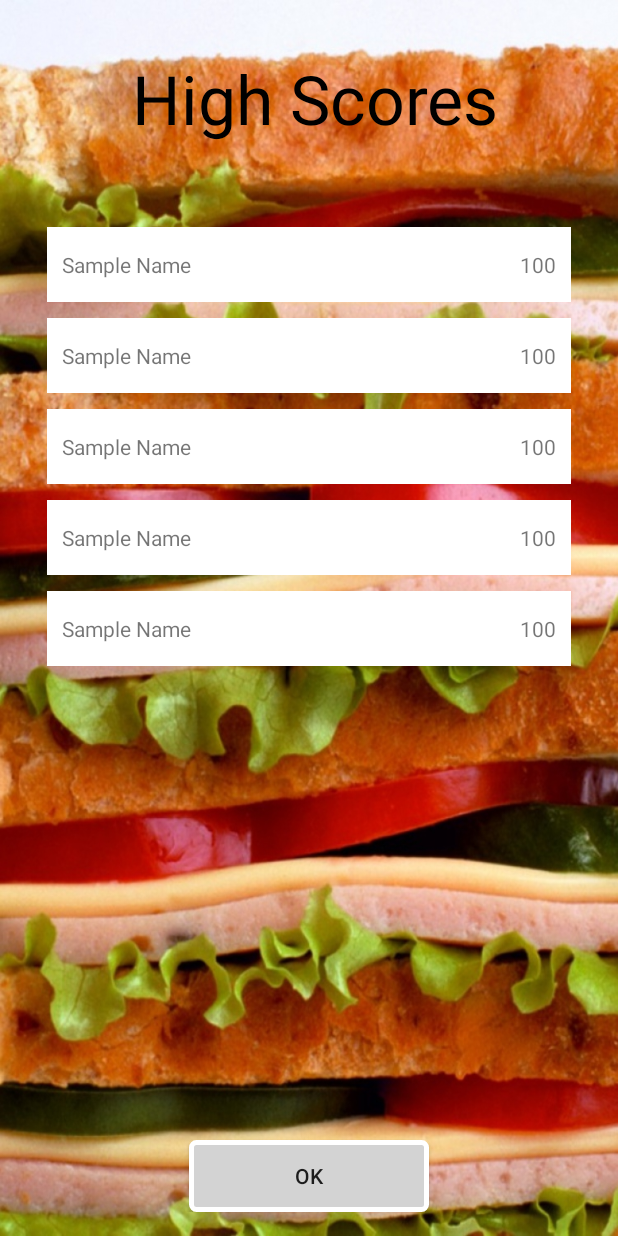
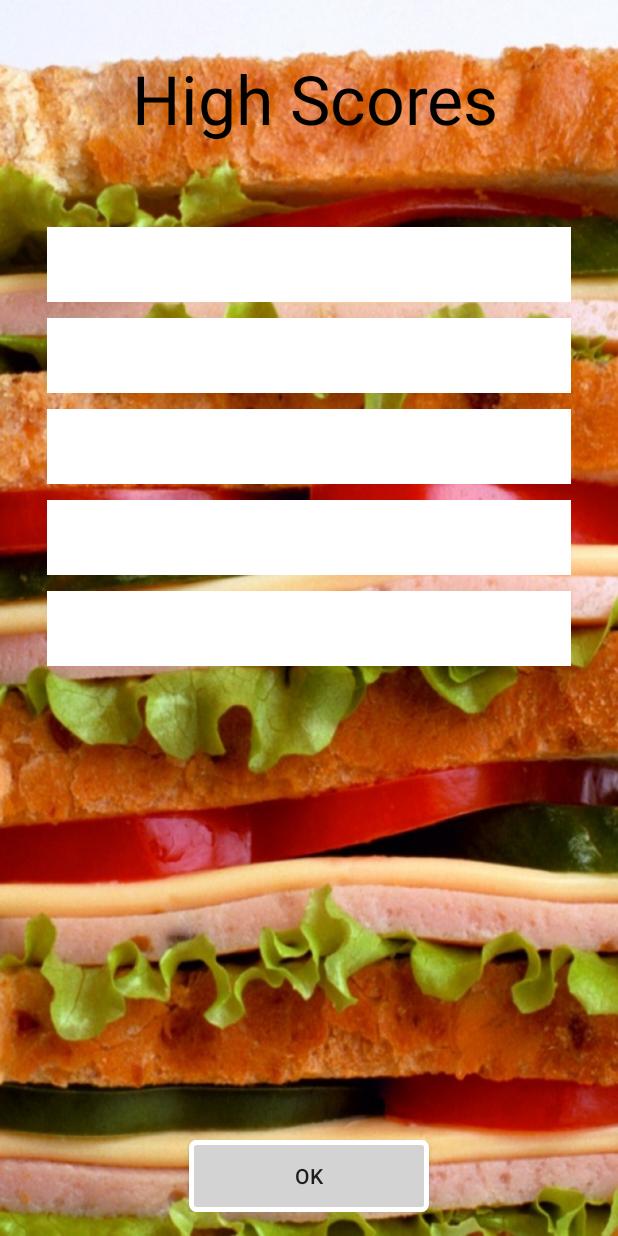
Before and after one commit to Raveoli/Quizgame, an Android app: the layout activity_highscores.xml on its own in the app's theme, with its tools: preview values and no code run, on a phone screen of 412 x 824 dp. Run offline under Robolectric (Android 15) with nearby library versions, the phone set to English and light mode, and no system bars.

Commit message:
Added launcher icon for app Added high score from the add question page removed adding of sample highscores for testing Corrected the sorting of highscores in highscores page Added validation for empty text fields

```diff
--- a/app/src/main/java/com/example/quizgame/QuizGameConstants.java
+++ b/app/src/main/java/com/example/quizgame/QuizGameConstants.java
@@ -12,4 +12,5 @@ public class QuizGameConstants {
     static final public String highscoresFileName = "highscores.txt";
     static final public String trueOption = "True";
     static final public String falseOption = "False";
+    static final public String highScore = "HighScore";
 }
--- a/app/src/main/res/layout/activity_highscores.xml
+++ b/app/src/main/res/layout/activity_highscores.xml
@@ -43,7 +43,7 @@
             android:layout_width="wrap_content"
             android:layout_height="wrap_content"
             android:id="@+id/firstname"
-            android:text="Sample Name"
+            android:text=""
             android:layout_alignParentStart="true"
             android:layout_centerInParent="true"
             android:layout_marginStart="10dp" />
@@ -54,7 +54,7 @@
             android:id="@+id/firstscore"
             android:layout_alignParentEnd="true"
 
-            android:text="100"
+            android:text=""
             android:layout_centerInParent="true"
             android:layout_marginEnd="10dp" />
 
@@ -77,7 +77,7 @@
             android:layout_width="wrap_content"
             android:layout_height="wrap_content"
             android:id="@+id/secondname"
-            android:text="Sample Name"
+            android:text=""
             android:layout_alignParentStart="true"
             android:layout_centerInParent="true"
             android:layout_marginStart="10dp" />
@@ -88,7 +88,7 @@
             android:id="@+id/secondscore"
             android:layout_alignParentEnd="true"
 
-            android:text="100"
+            android:text=""
             android:layout_centerInParent="true"
             android:layout_marginEnd="10dp" />
 
@@ -111,7 +111,7 @@
             android:layout_width="wrap_content"
             android:layout_height="wrap_content"
             android:id="@+id/thirdname"
-            android:text="Sample Name"
+            android:text=""
             android:layout_alignParentStart="true"
             android:layout_centerInParent="true"
             android:layout_marginStart="10dp" />
@@ -122,7 +122,7 @@
             android:id="@+id/thirdscore"
             android:layout_alignParentEnd="true"
 
-            android:text="100"
+            android:text=""
             android:layout_centerInParent="true"
             android:layout_marginEnd="10dp" />
 
@@ -145,7 +145,7 @@
             android:layout_width="wrap_content"
             android:layout_height="wrap_content"
             android:id="@+id/fourthname"
-            android:text="Sample Name"
+            android:text=""
             android:layout_alignParentStart="true"
             android:layout_centerInParent="true"
             android:layout_marginStart="10dp" />
@@ -156,7 +156,7 @@
             android:id="@+id/fourthscore"
             android:layout_alignParentEnd="true"
 
-            android:text="100"
+            android:text=""
             android:layout_centerInParent="true"
             android:layout_marginEnd="10dp" />
 
@@ -179,7 +179,7 @@
             android:layout_width="wrap_content"
             android:layout_height="wrap_content"
             android:id="@+id/fifthname"
-            android:text="Sample Name"
+            android:text=""
             android:layout_alignParentStart="true"
             android:layout_centerInParent="true"
             android:layout_marginStart="10dp" />
@@ -190,7 +190,7 @@
             android:id="@+id/fifthscore"
             android:layout_alignParentEnd="true"
 
-            android:text="100"
+            android:text=""
             android:layout_centerInParent="true"
             android:layout_marginEnd="10dp" />
 
```
Also changed, not shown: app/src/main/java/com/example/quizgame/AddQuestionActivity.java (+7 -1 lines), app/src/main/java/com/example/quizgame/HIghscoresActivity.java (+34 -7 lines), app/src/main/java/com/example/quizgame/HighscoresManager.java (+45 -7 lines), app/src/main/java/com/example/quizgame/MainActivity.java (+12 -2 lines), app/src/main/java/com/example/quizgame/Questions.java (+22 -0 lines), app/src/main/java/com/example/quizgame/QuestionsManager.java (+7 -0 lines), app/src/main/java/com/example/quizgame/highScoreName.java (+21 -2 lines), app/src/main/res/layout/activity_high_score_name.xml (+7 -6 lines), app/src/main/ic_launcher-web.png (added), app/src/main/res/mipmap-hdpi/ic_launcher.png, app/src/main/res/mipmap-mdpi/ic_launcher.png, app/src/main/res/mipmap-xhdpi/ic_launcher.png, app/src/main/res/mipmap-xxhdpi/ic_launcher.png, app/src/main/res/mipmap-xxxhdpi/ic_launcher.png.
